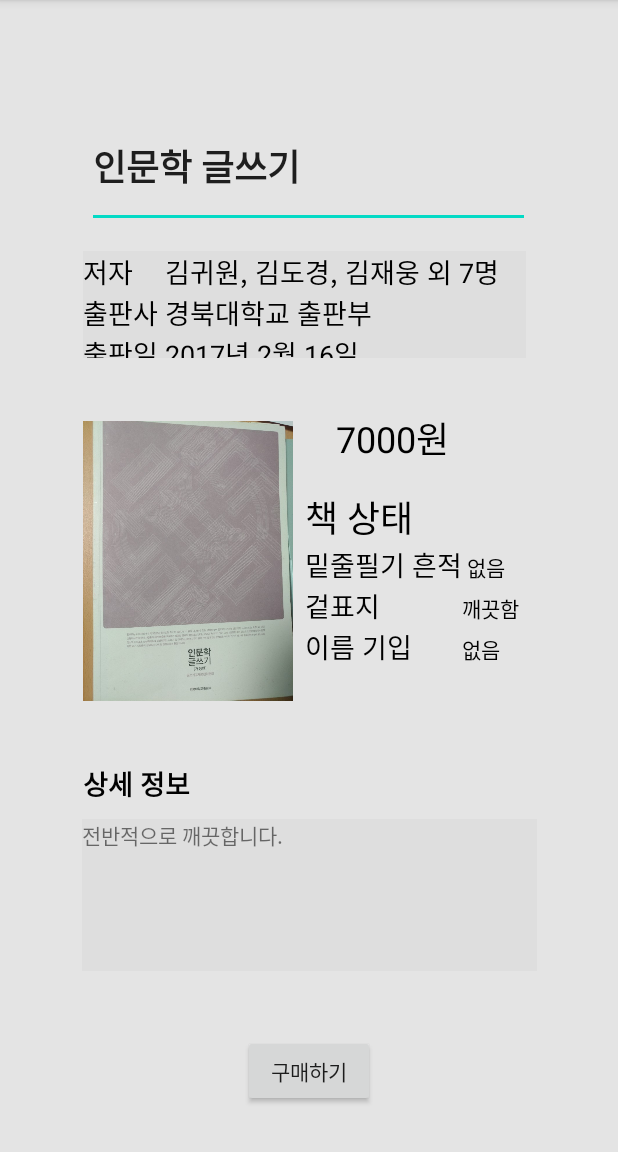
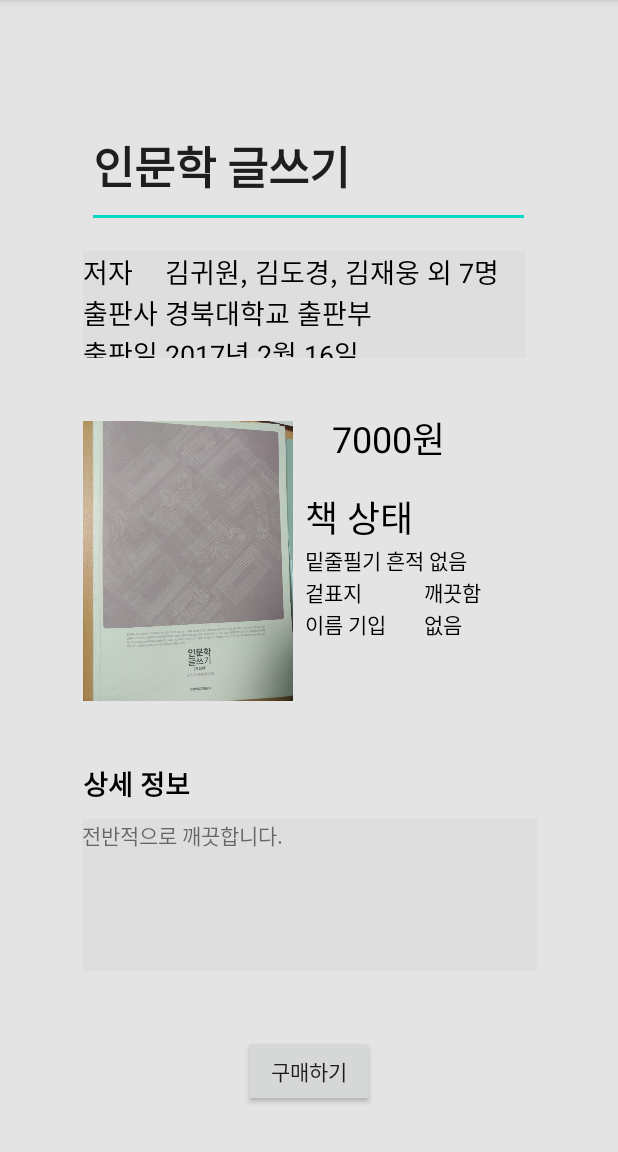
Before and after one commit to dkdud9261/BookTradeApp1, an Android app: the Show screen opened directly, with no data from a screen before it, on a phone screen of 412 x 824 dp, the part 84-1236 px from its top. Run offline under Robolectric (Android 15) with nearby library versions, the phone set to English and light mode, and no system bars.

Commit message:
Update activity_show.xml

```diff
--- a/app/src/main/res/layout/activity_show.xml
+++ b/app/src/main/res/layout/activity_show.xml
@@ -101,7 +101,7 @@
         android:inputType="textPersonName"
         android:singleLine="false"
         android:text="인문학 글쓰기"
-        android:textSize="24sp"
+        android:textSize="30sp"
         android:textStyle="bold"
         app:layout_constraintEnd_toEndOf="parent"
         app:layout_constraintHorizontal_bias="0.4"
@@ -122,8 +122,8 @@
         android:id="@+id/textView17"
         android:layout_width="130dp"
         android:layout_height="44dp"
-        android:layout_marginStart="25dp"
-        android:layout_marginLeft="25dp"
+        android:layout_marginStart="20dp"
+        android:layout_marginLeft="20dp"
         android:layout_marginTop="35dp"
         android:layout_marginEnd="55dp"
         android:layout_marginRight="55dp"
@@ -171,7 +171,7 @@
                 android:layout_height="wrap_content"
                 android:text="밑줄필기 흔적"
                 android:textColor="@android:color/background_dark"
-                android:textSize="18sp" />
+                android:textSize="14sp" />
 
             <TextView
                 android:id="@+id/textView14"
@@ -191,7 +191,7 @@
                 android:layout_height="wrap_content"
                 android:text="겉표지"
                 android:textColor="@android:color/background_dark"
-                android:textSize="18sp" />
+                android:textSize="14sp" />
 
             <TextView
                 android:id="@+id/textView15"
@@ -211,7 +211,7 @@
                 android:layout_height="wrap_content"
                 android:text="이름 기입"
                 android:textColor="@android:color/background_dark"
-                android:textSize="18sp" />
+                android:textSize="14sp" />
 
             <TextView
                 android:id="@+id/textView16"
```
